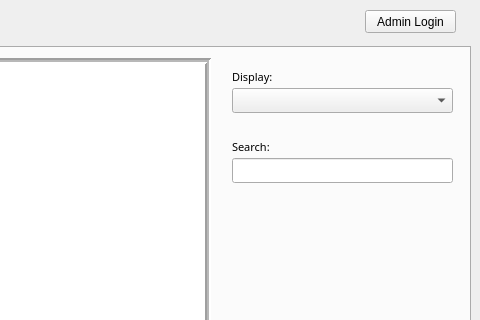
First picture: the form in src/mainwindow.ui, repository brianclinkenbeard/collegetour, before the edit; both pictures show x 729 to 1209 and y 0 to 320 of the 1209 by 703 pixel window.
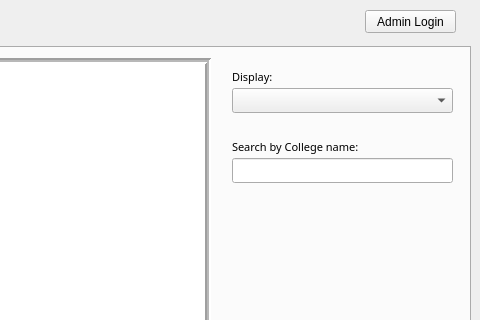
Second picture: the form after the edit.

Commit message: search by college name rather than souvenir name

```diff
--- a/src/mainwindow.ui
+++ b/src/mainwindow.ui
@@ -232,7 +232,7 @@
        </rect>
       </property>
       <property name="text">
-       <string>Search:</string>
+       <string>Search by College name:</string>
       </property>
       <property name="alignment">
        <set>Qt::AlignLeading|Qt::AlignLeft|Qt::AlignVCenter</set>
```
The commit also changes 1 other file.
